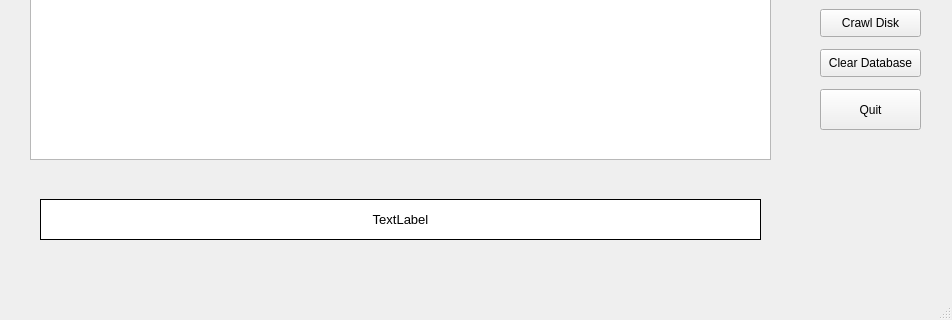
This is Code/gui.ui in Dreamwalkerx5/disk_analyser as Qt 5 draws it before an edit; both pictures show x 0 to 952 and y 441 to 761 of the 952 by 761 pixel window. The edited form follows.
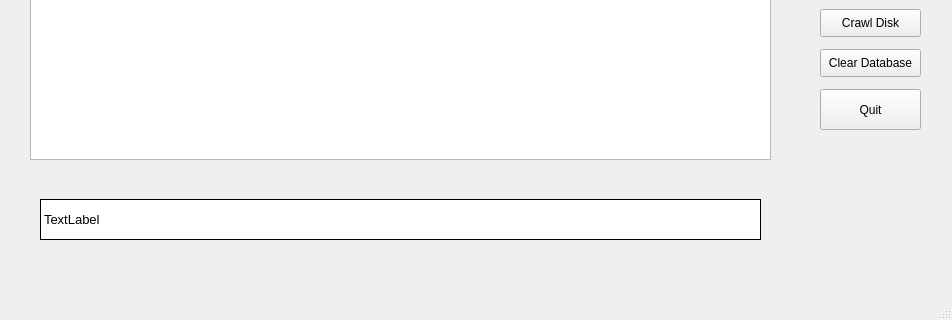
This is the edited form.

The edit to the form file:
```diff
--- a/Code/gui.ui
+++ b/Code/gui.ui
@@ -41,7 +41,7 @@
      <string>TextLabel</string>
     </property>
     <property name="alignment">
-     <set>Qt::AlignCenter</set>
+     <set>Qt::AlignLeading|Qt::AlignLeft|Qt::AlignVCenter</set>
     </property>
    </widget>
    <widget class="QLabel" name="time_label">
```
